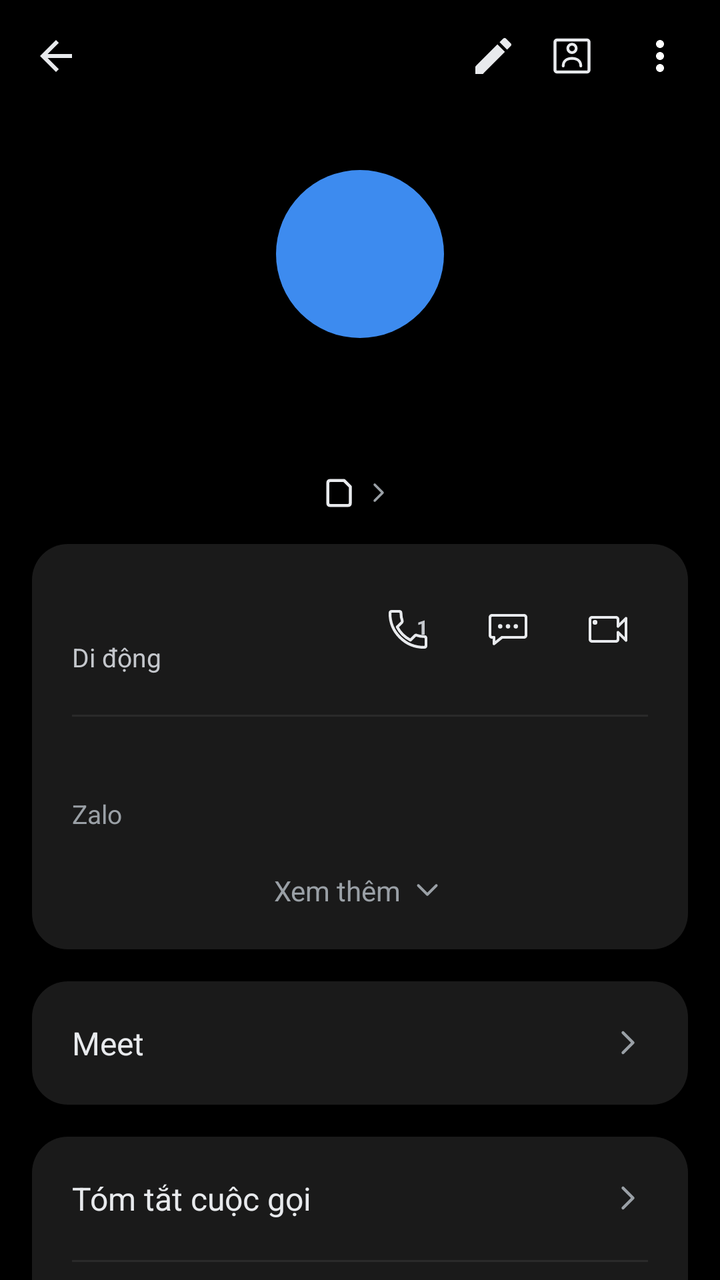
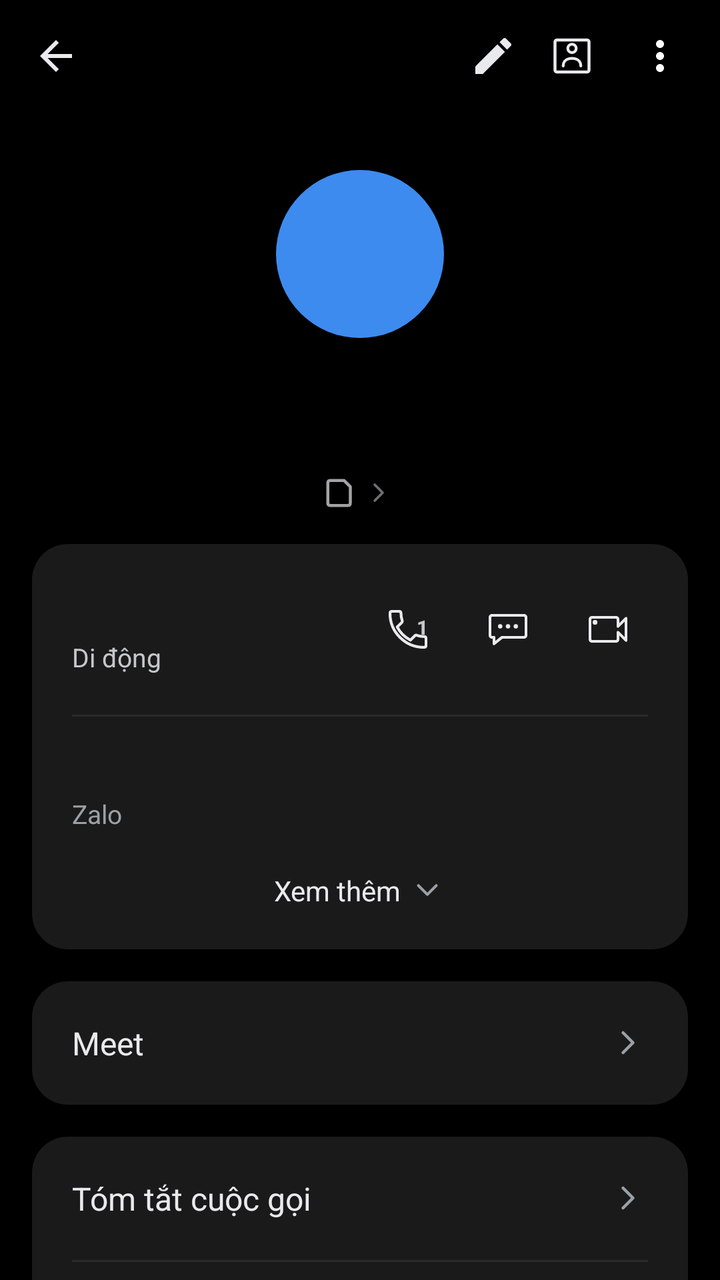

Before-and-after screenshots of an Android layout around one commit, followed by the original layout XML and the change that was made.
<!-- AndroidManifest.xml: application theme Theme.SimpleCall -->
<!-- res/layout/fragment_call_history.xml -->
<?xml version="1.0" encoding="utf-8"?>
<LinearLayout xmlns:android="http://schemas.android.com/apk/res/android"
    xmlns:app="http://schemas.android.com/apk/res-auto"
    android:layout_width="match_parent"
    android:layout_height="match_parent"
    android:orientation="vertical"
    android:background="@color/bg">

    
    <LinearLayout
        android:layout_width="match_parent" android:layout_height="56dp"
        android:orientation="horizontal" android:gravity="center_vertical"
        android:paddingStart="4dp" android:paddingEnd="8dp">

        <ImageButton android:id="@+id/btnBack"
            android:layout_width="48dp" android:layout_height="48dp"
            android:background="@android:color/transparent"
            android:src="@drawable/ic_arrow_back"
            android:contentDescription="Quay lại" />

        <Space android:layout_width="0dp" android:layout_height="1dp" android:layout_weight="1" />

        <ImageButton android:id="@+id/btnEdit"
            android:layout_width="35dp" android:layout_height="35dp"
            android:background="@android:color/transparent"
            android:src="@drawable/ic_edit"
            android:contentDescription="Sửa" />

        <ImageButton android:id="@+id/btnContactCard"
            android:layout_width="44dp" android:layout_height="44dp"
            android:background="@android:color/transparent"
            android:src="@drawable/ic_contact_card"
            android:contentDescription="Thẻ liên hệ" />

        <ImageButton android:id="@+id/btnMore"
            android:layout_width="44dp" android:layout_height="44dp"
            android:background="@android:color/transparent"
            android:src="@drawable/ic_more_vert"
            android:contentDescription="Thêm" />
    </LinearLayout>

    <ScrollView
        android:layout_width="match_parent" android:layout_height="0dp"
        android:layout_weight="1"
        android:clipToPadding="false"
        android:paddingBottom="24dp">

        <LinearLayout
            android:layout_width="match_parent" android:layout_height="wrap_content"
            android:orientation="vertical">

            
            <FrameLayout
                android:layout_width="84dp" android:layout_height="84dp"
                android:layout_gravity="center_horizontal"
                android:layout_marginTop="29dp">

                <TextView android:id="@+id/tvAvatar"
                    android:layout_width="84dp" android:layout_height="84dp"
                    android:layout_gravity="center"
                    android:background="@drawable/bg_avatar_circle"
                    android:gravity="center"
                    android:textSize="58sp" android:textColor="@color/white"
                    android:fontFamily="sans-serif-medium" />

                <ImageView android:id="@+id/ivDefaultAvatar"
                    android:layout_width="84dp" android:layout_height="84dp"
                    android:layout_gravity="center"
                    android:background="@drawable/bg_avatar_default"
                    android:src="@drawable/ic_person"
                    android:scaleType="fitCenter"
                    android:padding="4dp"
                    app:tint="@color/white"
                    android:visibility="gone"
                    android:contentDescription="@string/contact_photo" />
            </FrameLayout>

            
            <TextView android:id="@+id/tvTitle"
                android:layout_width="wrap_content" android:layout_height="wrap_content"
                android:layout_gravity="center_horizontal"
                android:layout_marginTop="8dp"
                android:layout_marginStart="32dp" android:layout_marginEnd="32dp"
                android:gravity="center"
                android:textSize="39sp"
                android:textColor="@color/text_primary"
                android:fontFamily="sans-serif" />

            
            <LinearLayout android:id="@+id/rowSimDefault"
                android:layout_width="wrap_content" android:layout_height="wrap_content"
                android:layout_gravity="center_horizontal"
                android:layout_marginTop="8dp"
                android:orientation="horizontal" android:gravity="center_vertical"
                android:clickable="true" android:focusable="true">

                <FrameLayout
                    android:layout_width="15dp" android:layout_height="15dp">

                    <TextView android:id="@+id/tvSimBadge"
                        android:layout_width="15dp" android:layout_height="15dp"
                        android:gravity="center"
                        android:background="@drawable/bg_sim_badge_light"
                        android:textSize="7sp" android:textColor="#9AA0A6" />
                </FrameLayout>

                <TextView android:id="@+id/tvSubtitle"
                    android:layout_width="wrap_content" android:layout_height="wrap_content"
                    android:layout_marginStart="1.5dp"
                    android:textSize="14sp" android:textColor="@color/text_secondary" />

                <ImageView
                    android:layout_width="16dp" android:layout_height="16dp"
                    android:layout_marginStart="2dp"
                    android:src="@drawable/ic_chevron_right" />
            </LinearLayout>

            
            <LinearLayout
                android:layout_width="match_parent" android:layout_height="wrap_content"
                android:layout_margin="16dp"
                android:orientation="vertical"
                android:background="@drawable/bg_card_rounded"
                android:padding="20dp">

                <LinearLayout
                    android:layout_width="match_parent" android:layout_height="wrap_content"
                    android:orientation="horizontal" android:gravity="center_vertical">

                    <LinearLayout
                        android:layout_width="0dp" android:layout_height="wrap_content"
                        android:layout_weight="1" android:orientation="vertical">

                        <TextView android:id="@+id/tvNumber"
                            android:layout_width="wrap_content" android:layout_height="wrap_content"
                            android:textSize="19sp" android:textColor="@color/text_primary" />

                        <TextView android:id="@+id/tvNumberType"
                            android:layout_width="wrap_content" android:layout_height="wrap_content"
                            android:layout_marginTop="2dp"
                            android:text="@string/number_type_mobile"
                            android:textSize="13sp" android:textColor="@color/text_medium" />
                    </LinearLayout>

                    
                    <FrameLayout
                        android:layout_width="40dp"
                        android:layout_height="40dp">
                        <ImageButton android:id="@+id/btnCallRow"
                            android:layout_width="match_parent"
                            android:layout_height="match_parent"
                            android:background="@android:color/transparent"
                            android:src="@drawable/ic_call_outline"
                            android:contentDescription="@string/call" />
                        
                        <TextView
                            android:id="@+id/tvCallSimNum"
                            android:layout_width="wrap_content"
                            android:layout_height="wrap_content"
                            android:layout_gravity="top|end"
                            android:layout_marginTop="12dp"
                            android:layout_marginEnd="10dp"
                            android:text="1"
                            android:textSize="10sp"
                            android:textStyle="bold"
                            android:textColor="@color/text_medium"
                            android:fontFamily="sans-serif-medium" />
                    </FrameLayout>

                    <ImageButton android:id="@+id/btnMessageRow"
                        android:layout_width="40dp" android:layout_height="40dp"
                        android:layout_marginStart="10dp"
                        android:background="@android:color/transparent"
                        android:src="@drawable/ic_message_outline"
                        android:contentDescription="Nhắn tin" />

                    <ImageButton android:id="@+id/btnVideoRow"
                        android:layout_width="40dp" android:layout_height="40dp"
                        android:layout_marginStart="10dp"
                        android:background="@android:color/transparent"
                        android:src="@drawable/ic_video_call_outline"
                        android:contentDescription="Video call" />
                </LinearLayout>

                <View android:id="@+id/divBeforeZalo"
                    android:layout_width="match_parent" android:layout_height="1dp"
                    android:layout_marginTop="20dp" android:layout_marginBottom="16dp"
                    android:background="@color/divider" />

                <LinearLayout android:id="@+id/rowZalo"
                    android:layout_width="match_parent" android:layout_height="wrap_content"
                    android:orientation="vertical"
                    android:clickable="true" android:focusable="true">

                    <TextView android:id="@+id/tvZalo"
                        android:layout_width="wrap_content" android:layout_height="wrap_content"
                        android:textSize="16sp" android:textColor="@color/text_primary" />

                    <TextView
                        android:layout_width="wrap_content" android:layout_height="wrap_content"
                        android:layout_marginTop="2dp"
                        android:text="Zalo"
                        android:textSize="13sp" android:textColor="@color/text_secondary" />
                </LinearLayout>

                <LinearLayout android:id="@+id/rowSeeMore"
                    android:layout_width="match_parent" android:layout_height="wrap_content"
                    android:layout_marginTop="20dp"
                    android:orientation="horizontal" android:gravity="center"
                    android:clickable="true" android:focusable="true">

                    <TextView
                        android:layout_width="wrap_content" android:layout_height="wrap_content"
                        android:text="Xem thêm"
                        android:textSize="14sp" android:textColor="@color/text_secondary" />

                    <ImageView
                        android:layout_width="18dp" android:layout_height="18dp"
                        android:layout_marginStart="4dp"
                        android:src="@drawable/ic_chevron_down" />
                </LinearLayout>
            </LinearLayout>

            
            <LinearLayout android:id="@+id/rowMeet"
                android:layout_width="match_parent" android:layout_height="wrap_content"
                android:layout_marginStart="16dp" android:layout_marginEnd="16dp"
                android:orientation="horizontal" android:gravity="center_vertical"
                android:background="@drawable/bg_card_rounded"
                android:padding="20dp"
                android:clickable="true" android:focusable="true">

                <TextView
                    android:layout_width="0dp" android:layout_height="wrap_content"
                    android:layout_weight="1"
                    android:text="Meet"
                    android:textSize="16sp" android:textColor="@color/text_primary" />

                <ImageView
                    android:layout_width="20dp" android:layout_height="20dp"
                    android:src="@drawable/ic_chevron_right" />
            </LinearLayout>

            
            <LinearLayout
                android:layout_width="match_parent" android:layout_height="wrap_content"
                android:layout_margin="16dp"
                android:orientation="vertical"
                android:background="@drawable/bg_card_rounded">

                <LinearLayout android:id="@+id/rowCallSummary"
                    android:layout_width="match_parent" android:layout_height="wrap_content"
                    android:orientation="horizontal" android:gravity="center_vertical"
                    android:padding="20dp"
                    android:clickable="true" android:focusable="true">

                    <TextView
                        android:layout_width="0dp" android:layout_height="wrap_content"
                        android:layout_weight="1"
                        android:text="Tóm tắt cuộc gọi"
                        android:textSize="16sp" android:textColor="@color/text_primary" />

                    <ImageView
                        android:layout_width="20dp" android:layout_height="20dp"
                        android:src="@drawable/ic_chevron_right" />
                </LinearLayout>

                <View
                    android:layout_width="match_parent" android:layout_height="1dp"
                    android:layout_marginStart="20dp" android:layout_marginEnd="20dp"
                    android:background="@color/divider" />

                <LinearLayout android:id="@+id/rowCallRecording"
                    android:layout_width="match_parent" android:layout_height="wrap_content"
                    android:orientation="horizontal" android:gravity="center_vertical"
                    android:padding="20dp"
                    android:clickable="true" android:focusable="true">

                    <TextView
                        android:layout_width="0dp" android:layout_height="wrap_content"
                        android:layout_weight="1"
                        android:text="Bản ghi âm cuộc gọi"
                        android:textSize="16sp" android:textColor="@color/text_primary" />

                    <ImageView
                        android:layout_width="20dp" android:layout_height="20dp"
                        android:src="@drawable/ic_chevron_right" />
                </LinearLayout>
            </LinearLayout>

            
            <LinearLayout android:id="@+id/cardAddContact"
                android:layout_width="match_parent" android:layout_height="wrap_content"
                android:layout_margin="16dp"
                android:orientation="vertical"
                android:background="@drawable/bg_card_rounded"
                android:visibility="gone">

                <LinearLayout android:id="@+id/rowCreateContact"
                    android:layout_width="match_parent" android:layout_height="wrap_content"
                    android:orientation="horizontal" android:gravity="center_vertical"
                    android:padding="20dp"
                    android:clickable="true" android:focusable="true">

                    <TextView
                        android:layout_width="0dp" android:layout_height="wrap_content"
                        android:layout_weight="1"
                        android:text="Tạo liên hệ mới"
                        android:textSize="16sp" android:textColor="@color/text_primary" />

                    <ImageView
                        android:layout_width="20dp" android:layout_height="20dp"
                        android:src="@drawable/ic_chevron_right" />
                </LinearLayout>

                <View
                    android:layout_width="match_parent" android:layout_height="1dp"
                    android:layout_marginStart="20dp" android:layout_marginEnd="20dp"
                    android:background="@color/divider" />

                <LinearLayout android:id="@+id/rowAddExisting"
                    android:layout_width="match_parent" android:layout_height="wrap_content"
                    android:orientation="horizontal" android:gravity="center_vertical"
                    android:padding="20dp"
                    android:clickable="true" android:focusable="true">

                    <TextView
                        android:layout_width="0dp" android:layout_height="wrap_content"
                        android:layout_weight="1"
                        android:text="Thêm vào liên lạc hiện có"
                        android:textSize="16sp" android:textColor="@color/text_primary" />

                    <ImageView
                        android:layout_width="20dp" android:layout_height="20dp"
                        android:src="@drawable/ic_chevron_right" />
                </LinearLayout>
            </LinearLayout>

            
            <LinearLayout
                android:layout_width="match_parent" android:layout_height="wrap_content"
                android:layout_marginStart="20dp" android:layout_marginEnd="12dp"
                android:layout_marginTop="8dp"
                android:orientation="horizontal" android:gravity="center_vertical">

                <TextView
                    android:layout_width="0dp" android:layout_height="wrap_content"
                    android:layout_weight="1"
                    android:text="Nhật ký cuộc gọi"
                    android:textSize="15sp" android:textColor="@color/text_secondary" />

                <TextView android:id="@+id/btnClearLog"
                    android:layout_width="wrap_content" android:layout_height="wrap_content"
                    android:text="Xóa"
                    android:textSize="15sp" android:textColor="@color/accent_blue"
                    android:padding="8dp"
                    android:clickable="true" android:focusable="true" />
            </LinearLayout>

            
            <LinearLayout android:id="@+id/llHistoryEntries"
                android:layout_width="match_parent" android:layout_height="wrap_content"
                android:layout_margin="16dp"
                android:orientation="vertical"
                android:background="@drawable/bg_card_rounded" />

        </LinearLayout>
    </ScrollView>
</LinearLayout>
<!-- resources referenced by this layout -->
<resources>
  <color name="accent_blue">#1A73E8</color>
  <color name="bg">#000000</color>
  <color name="divider">#2A2A2A</color>
  <color name="text_medium">#C4C7CC</color>
  <color name="text_primary">#E8EAED</color>
  <color name="text_secondary">#9AA0A6</color>
  <color name="white">#FFFFFF</color>
  <!-- drawable bg_avatar_circle (drawable) -->
  <?xml version="1.0" encoding="utf-8"?>
  <shape xmlns:android="http://schemas.android.com/apk/res/android"
      android:shape="oval">
      <solid android:color="@color/avatar_purple" />
  </shape>
  <!-- drawable bg_avatar_default (drawable) -->
  <?xml version="1.0" encoding="utf-8"?>
  <shape xmlns:android="http://schemas.android.com/apk/res/android"
      android:shape="oval">
      <solid android:color="@color/accent_blue" />
  </shape>
  <!-- drawable bg_card_rounded (drawable) -->
  <?xml version="1.0" encoding="utf-8"?>
  <shape xmlns:android="http://schemas.android.com/apk/res/android"
      android:shape="rectangle">
      <solid android:color="@color/detail_card_bg" />
      <corners android:radius="18dp" />
  </shape>
  <!-- drawable ic_arrow_back (drawable) -->
  <?xml version="1.0" encoding="utf-8"?>
  <vector xmlns:android="http://schemas.android.com/apk/res/android"
      android:width="24dp" android:height="24dp"
      android:viewportWidth="24" android:viewportHeight="24">
      
      <path android:fillColor="@color/text_primary"
          android:pathData="M20,11H7.83l5.59-5.59L12,4l-8,8 8,8 1.41-1.41L7.83,13H20v-2z"/>
  </vector>
  <!-- drawable ic_chevron_down (drawable) -->
  <?xml version="1.0" encoding="utf-8"?>
  <vector xmlns:android="http://schemas.android.com/apk/res/android"
      android:width="24dp" android:height="24dp"
      android:viewportWidth="24" android:viewportHeight="24">
      <path android:fillColor="#00000000"
          android:strokeColor="@color/text_secondary"
          android:strokeWidth="1.8"
          android:strokeLineCap="round"
          android:strokeLineJoin="round"
          android:pathData="M6,9 L12,15 L18,9"/>
  </vector>
  <!-- drawable ic_edit (drawable) -->
  <?xml version="1.0" encoding="utf-8"?>
  <vector xmlns:android="http://schemas.android.com/apk/res/android"
      android:width="24dp" android:height="24dp"
      android:viewportWidth="24" android:viewportHeight="24">
      <path android:fillColor="@color/text_primary"
          android:pathData="M3,17.25V21h3.75L17.81,9.94l-3.75,-3.75L3,17.25zM20.71,7.04c0.39,-0.39 0.39,-1.02 0,-1.41l-2.34,-2.34c-0.39,-0.39 -1.02,-0.39 -1.41,0l-1.83,1.83 3.75,3.75 1.83,-1.83z"/>
  </vector>
  <!-- drawable ic_more_vert (drawable) -->
  <?xml version="1.0" encoding="utf-8"?>
  <vector xmlns:android="http://schemas.android.com/apk/res/android"
      android:width="24dp" android:height="24dp"
      android:viewportWidth="24" android:viewportHeight="24">
      <path android:fillColor="#FFFFFF"
          android:pathData="M12,8c1.1,0 2,-0.9 2,-2s-0.9,-2 -2,-2 -2,0.9 -2,2 0.9,2 2,2zM12,10c-1.1,0 -2,0.9 -2,2s0.9,2 2,2 2,-0.9 2,-2 -0.9,-2 -2,-2zM12,16c-1.1,0 -2,0.9 -2,2s0.9,2 2,2 2,-0.9 2,-2 -0.9,-2 -2,-2z"/>
  </vector>
  <!-- drawable ic_person (drawable) -->
  <?xml version="1.0" encoding="utf-8"?>
  <vector xmlns:android="http://schemas.android.com/apk/res/android"
      android:width="24dp" android:height="24dp"
      android:viewportWidth="24" android:viewportHeight="24">
      <path android:fillColor="#FFFFFFFF"
          android:pathData="M12,12c2.21,0 4,-1.79 4,-4s-1.79,-4 -4,-4 -4,1.79 -4,4 1.79,4 4,4zM12,14c-2.67,0 -8,1.34 -8,4v2h16v-2c0,-2.66 -5.33,-4 -8,-4z"/>
  </vector>
  <string name="call">Gọi</string>
  <string name="contact_photo">Ảnh liên hệ</string>
  <string name="number_type_mobile">Di động</string>
  <color name="avatar_purple">#3D8BEF</color>
  <color name="detail_card_bg">#1A1A1A</color>
  <color name="primary">#1E8E3E</color>
  <color name="primary_dark">#137333</color>
  <!-- unchanged entries left out for length: 7 -->
</resources>

<!-- the commit's change to res/layout/fragment_call_history.xml (unified diff, before → after) -->
@@ -92,7 +92,8 @@
                 android:layout_gravity="center_horizontal"
                 android:layout_marginTop="8dp"
                 android:orientation="horizontal" android:gravity="center_vertical"
-                android:clickable="true" android:focusable="true">
+                android:clickable="true" android:focusable="true"
+                android:alpha="0.7">
 
                 <FrameLayout
                     android:layout_width="15dp" android:layout_height="15dp">
@@ -101,13 +102,13 @@
                         android:layout_width="15dp" android:layout_height="15dp"
                         android:gravity="center"
                         android:background="@drawable/bg_sim_badge_light"
-                        android:textSize="7sp" android:textColor="#9AA0A6" />
+                        android:textSize="7sp" android:textColor="@color/text_primary" />
                 </FrameLayout>
 
                 <TextView android:id="@+id/tvSubtitle"
                     android:layout_width="wrap_content" android:layout_height="wrap_content"
                     android:layout_marginStart="1.5dp"
-                    android:textSize="14sp" android:textColor="@color/text_secondary" />
+                    android:textSize="14sp" android:textColor="@color/text_primary" />
 
                 <ImageView
                     android:layout_width="16dp" android:layout_height="16dp"
@@ -212,7 +213,7 @@
                     <TextView
                         android:layout_width="wrap_content" android:layout_height="wrap_content"
                         android:text="Xem thêm"
-                        android:textSize="14sp" android:textColor="@color/text_secondary" />
+                        android:textSize="14sp" android:textColor="@color/text_primary" />
 
                     <ImageView
                         android:layout_width="18dp" android:layout_height="18dp"
